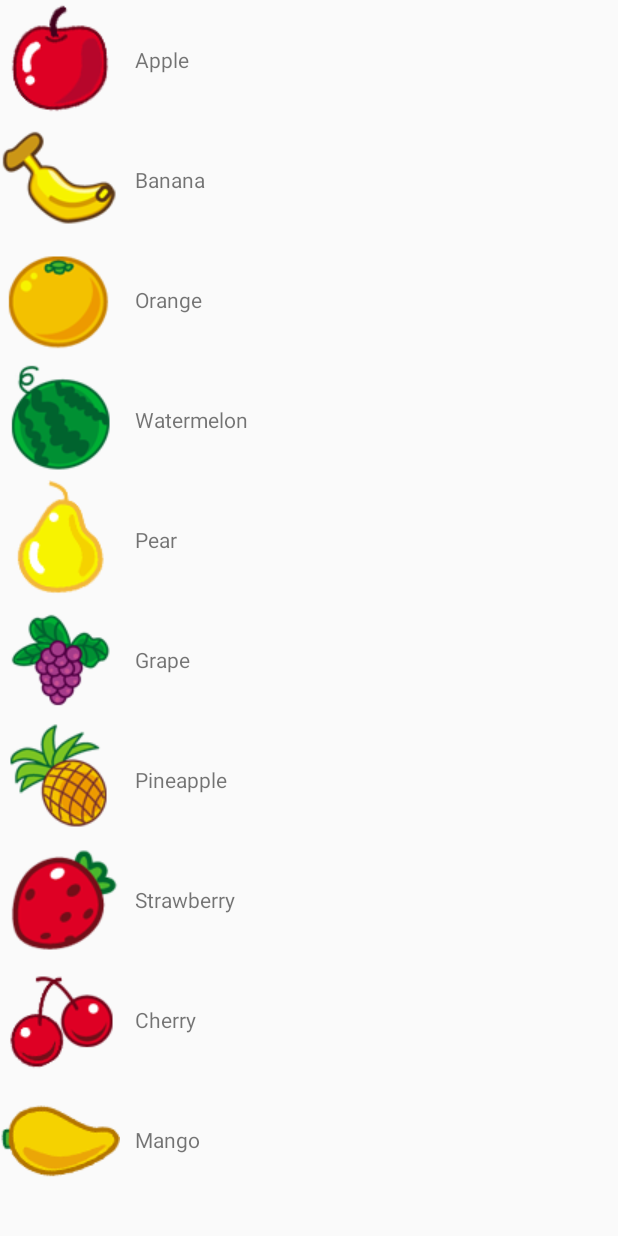
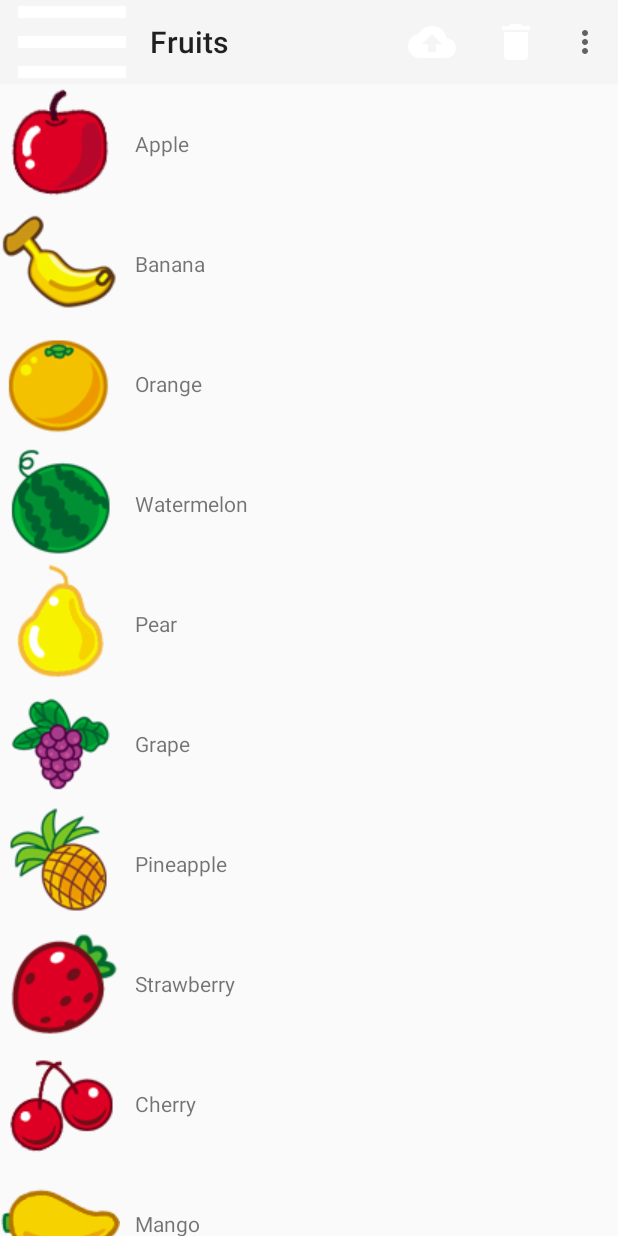
Before and after one commit to j1406493495/AndroidMaterialDesign, an Android app: the screen it shows after launch (MainActivity), on a phone screen of 412 x 824 dp. Run offline under Robolectric (Android 15) with nearby library versions, the phone set to English and light mode, and no system bars.

Commit message:
[NBF] add Toolbar and DrawerLayout Cause: None Solution: None Fixed Version: 2017.02.14 12:03 Branch: master

```diff
--- a/MaterialDesign/app/src/main/AndroidManifest.xml
+++ b/MaterialDesign/app/src/main/AndroidManifest.xml
@@ -5,8 +5,9 @@
                  android:label="@string/app_name"
                  android:icon="@mipmap/ic_launcher"
                  android:supportsRtl="true"
-                 android:theme="@style/AppTheme">
-        <activity android:name=".MainActivity">
+                 android:theme="@style/Theme.AppCompat.Light.NoActionBar">
+        <activity android:name=".MainActivity"
+            android:label="Fruits">
             <intent-filter>
                 <action android:name="android.intent.action.MAIN"></action>
                 <category android:name="android.intent.category.LAUNCHER"></category>
--- a/MaterialDesign/app/src/main/java/whjin/example/com/materialdesign/MainActivity.java
+++ b/MaterialDesign/app/src/main/java/whjin/example/com/materialdesign/MainActivity.java
@@ -1,16 +1,22 @@
 package whjin.example.com.materialdesign;
 
-import android.app.Activity;
 import android.os.Bundle;
+import android.support.v4.view.GravityCompat;
+import android.support.v4.widget.DrawerLayout;
+import android.support.v7.app.AppCompatActivity;
 import android.support.v7.widget.LinearLayoutManager;
 import android.support.v7.widget.RecyclerView;
+import android.support.v7.widget.Toolbar;
+import android.view.Menu;
+import android.view.MenuItem;
+import android.widget.Toast;
 
 import java.util.ArrayList;
 
 /**
  * Created by whjin on 17-2-13.
  */
-public class MainActivity extends Activity{
+public class MainActivity extends AppCompatActivity{
     private static final String TAG = "MainActivity";
 
     private Fruit[] fruits = {
@@ -50,11 +56,21 @@ public class MainActivity extends Activity{
     }
     */
 
+    private DrawerLayout mDrawerLayout;
+
 
     @Override
     protected void onCreate(Bundle savedInstanceState) {
         super.onCreate(savedInstanceState);
         setContentView(R.layout.main_activity);
+        Toolbar toolbar = (Toolbar) findViewById(R.id.toolbar);
+        setSupportActionBar(toolbar);
+        mDrawerLayout = (DrawerLayout) findViewById(R.id.drawer_layout);
+        android.support.v7.app.ActionBar actionBar = getSupportActionBar();
+        if (null != actionBar) {
+            actionBar.setDisplayHomeAsUpEnabled(true);
+            actionBar.setHomeAsUpIndicator(R.drawable.ic_menu);
+        }
 
         initFruits();
         RecyclerView fruitRecyclerView = (RecyclerView) findViewById(R.id.fruit_recyclerview);
@@ -72,6 +88,34 @@ public class MainActivity extends Activity{
     }
 
     @Override
+    public boolean onCreateOptionsMenu(Menu menu) {
+        getMenuInflater().inflate(R.menu.toolbar, menu);
+        return true;
+    }
+
+    @Override
+    public boolean onOptionsItemSelected(MenuItem item) {
+        switch (item.getItemId()) {
+            case R.id.backup:
+                Toast.makeText(MainActivity.this, "click backup", Toast.LENGTH_SHORT).show();
+                break;
+            case R.id.delete:
+                Toast.makeText(MainActivity.this, "click delete", Toast.LENGTH_SHORT).show();
+                break;
+            case R.id.setting:
+                Toast.makeText(MainActivity.this, "click settings", Toast.LENGTH_SHORT).show();
+                break;
+            case android.R.id.home:
+                Toast.makeText(MainActivity.this, "click home as up", Toast.LENGTH_SHORT).show();
+                mDrawerLayout.openDrawer(GravityCompat.START);
+                break;
+            default:
+                break;
+        }
+        return true;
+    }
+
+    @Override
     protected void onDestroy() {
         super.onDestroy();
     }
--- a/MaterialDesign/app/src/main/res/layout/main_activity.xml
+++ b/MaterialDesign/app/src/main/res/layout/main_activity.xml
@@ -1,9 +1,25 @@
 <?xml version="1.0" encoding="utf-8"?>
-<LinearLayout xmlns:android="http://schemas.android.com/apk/res/android"
+<android.support.v4.widget.DrawerLayout
+    xmlns:android="http://schemas.android.com/apk/res/android"
+    xmlns:app="http://schemas.android.com/apk/res-auto"
     android:orientation="vertical"
+    android:id="@+id/drawer_layout"
     android:layout_width="match_parent"
     android:layout_height="match_parent">
 
+    <LinearLayout
+        android:orientation="vertical"
+        android:layout_width="match_parent"
+        android:layout_height="wrap_content">
+
+        <android.support.v7.widget.Toolbar
+            android:id="@+id/toolbar"
+            android:layout_width="match_parent"
+            android:layout_height="?attr/actionBarSize"
+            android:background="?attr/colorPrimary"
+            app:popupTheme="@style/ThemeOverlay.AppCompat.Light">
+            <!--android:theme="@style/ThemeOverlay.AppCompat.Dark.ActionBar">-->
+        </android.support.v7.widget.Toolbar>
         <!--
         <ListView
             android:id="@+id/fruit_listview"
@@ -17,3 +33,10 @@
             android:layout_height="match_parent">
         </android.support.v7.widget.RecyclerView>
     </LinearLayout>
+    <TextView
+        android:layout_width="match_parent"
+        android:layout_height="match_parent"
+        android:layout_gravity="start"
+        android:text="This is drawer"
+        android:background="#FFF"/>
+</android.support.v4.widget.DrawerLayout>
--- /dev/null
+++ b/MaterialDesign/app/src/main/res/menu/toolbar.xml
@@ -0,0 +1,17 @@
+<?xml version="1.0" encoding="utf-8"?>
+<menu xmlns:android="http://schemas.android.com/apk/res/android"
+    xmlns:app="http://schemas.android.com/apk/res-auto">
+    <item android:id="@+id/backup"
+          android:icon="@drawable/ic_backup"
+          android:title="Backup"
+          app:showAsAction="always"/>
+    <item android:id="@+id/delete"
+          android:icon="@drawable/ic_delete"
+          android:title="Delete"
+          app:showAsAction="ifRoom"/>
+    <item android:id="@+id/setting"
+          android:icon="@drawable/ic_settings"
+          android:title="Settings"
+          app:showAsAction="never"/>
+
+</menu>
```
Lines whose indentation alone changed are shown as unchanged.
